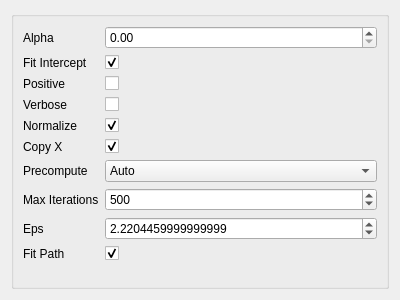
First picture: the form in point_spectra_gui/ui/UI Files/LassoLARS.ui, repository tthatcher95/PyHAT_Point_Spectra_GUI, before the edit.
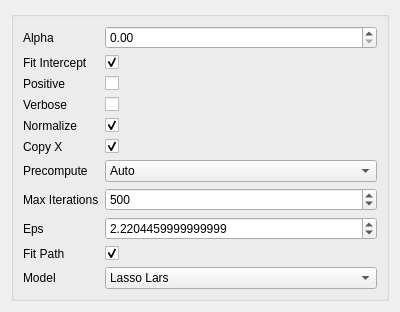
Second picture: the form after the edit.

Commit message: Adding CV and IC options to LassoLars

Patch:
```diff
--- a/point_spectra_gui/ui/UI Files/LassoLARS.ui
+++ b/point_spectra_gui/ui/UI Files/LassoLARS.ui
@@ -168,6 +168,32 @@
         </property>
        </widget>
       </item>
+      <item row="10" column="0">
+       <widget class="QLabel" name="modelLabel">
+        <property name="text">
+         <string>Model</string>
+        </property>
+       </widget>
+      </item>
+      <item row="10" column="1">
+       <widget class="QComboBox" name="modelComboBox">
+        <item>
+         <property name="text">
+          <string>Lasso Lars</string>
+         </property>
+        </item>
+        <item>
+         <property name="text">
+          <string>Cross Validated Lasso Lars</string>
+         </property>
+        </item>
+        <item>
+         <property name="text">
+          <string>Information Criterion Lasso Lars</string>
+         </property>
+        </item>
+       </widget>
+      </item>
      </layout>
     </widget>
    </item>
```
The commit also changes 1 other file.
